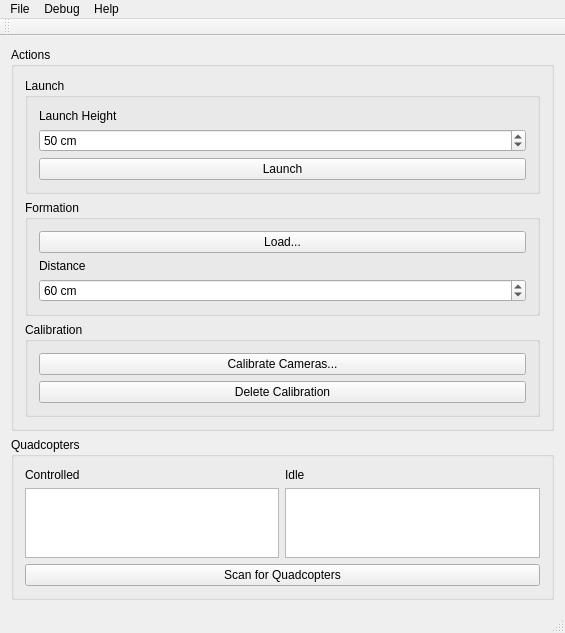
First picture: the form in mainwindow.ui, repository KITrokopter/GUI-Application, before the edit.
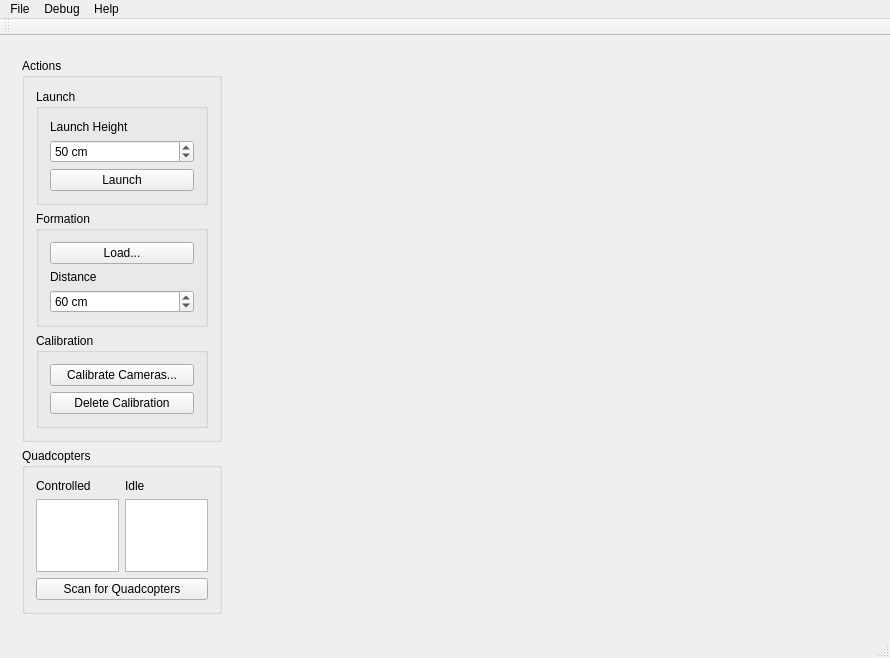
Second picture: the form after the edit.

Commit message: Added widget for irrlicht

Diff of the .ui file:
```diff
--- a/mainwindow.ui
+++ b/mainwindow.ui
@@ -6,8 +6,8 @@
    <rect>
     <x>0</x>
     <y>0</y>
-    <width>565</width>
-    <height>629</height>
+    <width>890</width>
+    <height>658</height>
    </rect>
   </property>
   <property name="windowTitle">
@@ -16,7 +16,10 @@
   <widget class="QWidget" name="centralWidget">
    <layout class="QVBoxLayout" name="verticalLayout_2">
     <item>
-     <layout class="QHBoxLayout" name="horizontalLayout_3">
+     <widget class="QWidget" name="widget" native="true">
+      <layout class="QHBoxLayout" name="horizontalLayout">
+       <item>
+        <layout class="QVBoxLayout" name="verticalLayout_7">
       <item>
        <widget class="QGroupBox" name="groupBox_2">
         <property name="title">
@@ -139,8 +142,6 @@
         </layout>
        </widget>
       </item>
-     </layout>
-    </item>
     <item>
      <widget class="QGroupBox" name="groupBox">
       <property name="title">
@@ -188,14 +189,29 @@
      </widget>
     </item>
    </layout>
+       </item>
+       <item>
+        <widget class="QWidget" name="widget_2" native="true">
+         <property name="minimumSize">
+          <size>
+           <width>640</width>
+           <height>480</height>
+          </size>
+         </property>
+        </widget>
+       </item>
+      </layout>
+     </widget>
+    </item>
+   </layout>
   </widget>
   <widget class="QMenuBar" name="menuBar">
    <property name="geometry">
     <rect>
      <x>0</x>
      <y>0</y>
-     <width>565</width>
-     <height>20</height>
+     <width>890</width>
+     <height>25</height>
     </rect>
    </property>
    <widget class="QMenu" name="menuFile">
```
Lines whose indentation alone changed are shown as unchanged. The commit also changes 1 other file.
